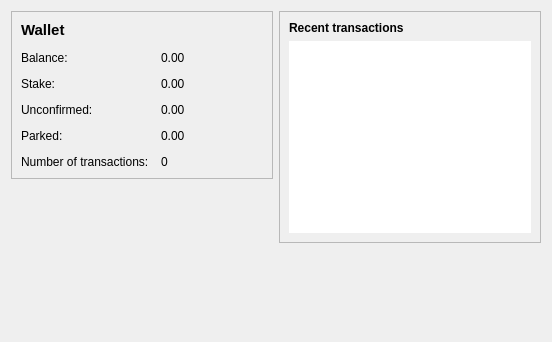
First picture: the form in src/qt/forms/overviewpage.ui, repository gabrielpgava/nubits, before the edit.
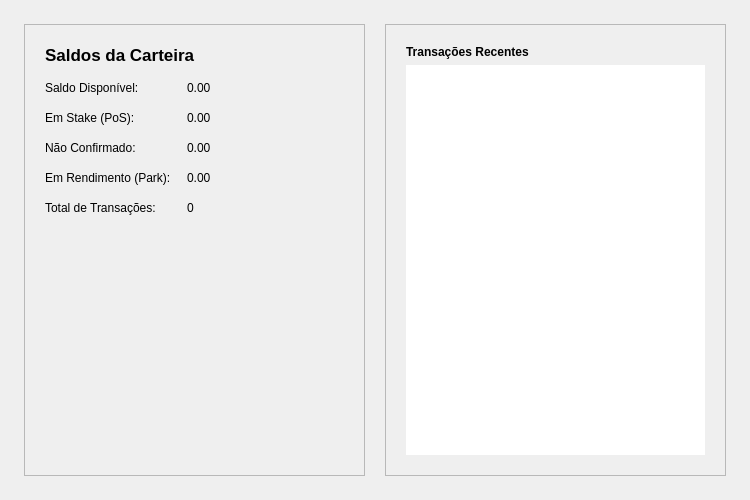
Second picture: the form after the edit.

Commit message: fix(gui): overhaul layout with dedicated sidebar widget, dark palette and fixed card proportions

Patch:
```diff
--- a/src/qt/forms/overviewpage.ui
+++ b/src/qt/forms/overviewpage.ui
@@ -6,18 +6,37 @@
    <rect>
     <x>0</x>
     <y>0</y>
-    <width>552</width>
-    <height>342</height>
+    <width>750</width>
+    <height>500</height>
    </rect>
   </property>
   <property name="windowTitle">
    <string>Form</string>
   </property>
   <layout class="QHBoxLayout" name="horizontalLayout" stretch="1,1">
-   <item>
-    <layout class="QVBoxLayout" name="verticalLayout_2">
+   <property name="leftMargin">
+    <number>24</number>
+   </property>
+   <property name="topMargin">
+    <number>24</number>
+   </property>
+   <property name="rightMargin">
+    <number>24</number>
+   </property>
+   <property name="bottomMargin">
+    <number>24</number>
+   </property>
+   <property name="spacing">
+    <number>20</number>
+   </property>
      <item>
       <widget class="QFrame" name="frame">
+     <property name="sizePolicy">
+      <sizepolicy hsizetype="Expanding" vsizetype="Expanding">
+       <horstretch>0</horstretch>
+       <verstretch>0</verstretch>
+      </sizepolicy>
+     </property>
        <property name="frameShape">
         <enum>QFrame::StyledPanel</enum>
        </property>
@@ -29,29 +48,41 @@
          <enum>QFormLayout::AllNonFixedFieldsGrow</enum>
         </property>
         <property name="horizontalSpacing">
-         <number>12</number>
+       <number>16</number>
         </property>
         <property name="verticalSpacing">
-         <number>12</number>
-        </property>
-        <item row="1" column="0">
+       <number>16</number>
+      </property>
+      <property name="leftMargin">
+       <number>20</number>
+      </property>
+      <property name="topMargin">
+       <number>20</number>
+      </property>
+      <property name="rightMargin">
+       <number>20</number>
+      </property>
+      <property name="bottomMargin">
+       <number>20</number>
+      </property>
+      <item row="1" column="0" colspan="2">
          <widget class="QLabel" name="label_5">
           <property name="font">
            <font>
-            <pointsize>11</pointsize>
+          <pointsize>13</pointsize>
             <weight>75</weight>
             <bold>true</bold>
            </font>
           </property>
           <property name="text">
-           <string>Wallet</string>
+         <string>Saldos da Carteira</string>
           </property>
          </widget>
         </item>
         <item row="2" column="0">
          <widget class="QLabel" name="label">
           <property name="text">
-           <string>Balance:</string>
+         <string>Saldo Disponível:</string>
           </property>
          </widget>
         </item>
@@ -65,7 +96,7 @@
         <item row="3" column="0">
          <widget class="QLabel" name="labelStakeLabel">
           <property name="text">
-           <string>Stake:</string>
+         <string>Em Stake (PoS):</string>
           </property>
          </widget>
         </item>
@@ -76,6 +107,13 @@
           </property>
          </widget>
         </item>
+      <item row="4" column="0">
+       <widget class="QLabel" name="label_3">
+        <property name="text">
+         <string>Não Confirmado:</string>
+        </property>
+       </widget>
+      </item>
         <item row="4" column="1">
          <widget class="QLabel" name="labelUnconfirmed">
           <property name="text">
@@ -83,10 +121,24 @@
           </property>
          </widget>
         </item>
+      <item row="5" column="0">
+       <widget class="QLabel" name="labelParkedLabel">
+        <property name="text">
+         <string>Em Rendimento (Park):</string>
+        </property>
+       </widget>
+      </item>
+      <item row="5" column="1">
+       <widget class="QLabel" name="labelParked">
+        <property name="text">
+         <string notr="true">0.00</string>
+        </property>
+       </widget>
+      </item>
         <item row="6" column="0">
          <widget class="QLabel" name="label_2">
           <property name="text">
-           <string>Number of transactions:</string>
+         <string>Total de Transações:</string>
           </property>
          </widget>
         </item>
@@ -97,49 +149,17 @@
           </property>
          </widget>
         </item>
-        <item row="4" column="0">
-         <widget class="QLabel" name="label_3">
-          <property name="text">
-           <string>Unconfirmed:</string>
-          </property>
-         </widget>
-        </item>
-        <item row="5" column="0">
-         <widget class="QLabel" name="labelParkedLabel">
-          <property name="text">
-           <string>Parked:</string>
-          </property>
-         </widget>
-        </item>
-        <item row="5" column="1">
-         <widget class="QLabel" name="labelParked">
-          <property name="text">
-           <string notr="true">0.00</string>
-          </property>
-         </widget>
-        </item>
        </layout>
       </widget>
      </item>
-     <item>
-      <spacer name="verticalSpacer">
-       <property name="orientation">
-        <enum>Qt::Vertical</enum>
-       </property>
-       <property name="sizeHint" stdset="0">
-        <size>
-         <width>20</width>
-         <height>40</height>
-        </size>
-       </property>
-      </spacer>
-     </item>
-    </layout>
-   </item>
-   <item>
-    <layout class="QVBoxLayout" name="verticalLayout_3">
      <item>
       <widget class="QFrame" name="frame_2">
+     <property name="sizePolicy">
+      <sizepolicy hsizetype="Expanding" vsizetype="Expanding">
+       <horstretch>0</horstretch>
+       <verstretch>0</verstretch>
+      </sizepolicy>
+     </property>
        <property name="frameShape">
         <enum>QFrame::StyledPanel</enum>
        </property>
@@ -147,10 +167,22 @@
         <enum>QFrame::Raised</enum>
        </property>
        <layout class="QVBoxLayout" name="verticalLayout">
+      <property name="leftMargin">
+       <number>20</number>
+      </property>
+      <property name="topMargin">
+       <number>20</number>
+      </property>
+      <property name="rightMargin">
+       <number>20</number>
+      </property>
+      <property name="bottomMargin">
+       <number>20</number>
+      </property>
         <item>
          <widget class="QLabel" name="label_4">
           <property name="text">
-           <string>&lt;b&gt;Recent transactions&lt;/b&gt;</string>
+         <string>&lt;b&gt;Transações Recentes&lt;/b&gt;</string>
           </property>
          </widget>
         </item>
@@ -169,21 +201,6 @@
         </item>
        </layout>
       </widget>
-     </item>
-     <item>
-      <spacer name="verticalSpacer_2">
-       <property name="orientation">
-        <enum>Qt::Vertical</enum>
-       </property>
-       <property name="sizeHint" stdset="0">
-        <size>
-         <width>20</width>
-         <height>40</height>
-        </size>
-       </property>
-      </spacer>
-     </item>
-    </layout>
    </item>
   </layout>
  </widget>
```
Lines whose indentation alone changed are shown as unchanged. The commit also changes 6 other files.
